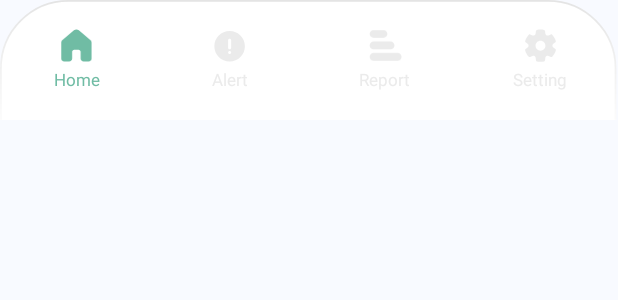
After one commit to sc-team-6/PaceMate-FE, an Android app: the layout custom_bottom_navigation.xml on its own in the app's theme, with its tools: preview values and no code run, on a phone screen of 412 x 824 dp. The commit adds this screen. Shown: the top 300 px of the screen. Run offline under Robolectric (Android 15) with nearby library versions, the phone set to English and light mode, and no system bars.

Commit message:
Feat: 하단 네비게이션

```diff
--- a/app/src/main/res/drawable/ic_warning.xml
+++ b/app/src/main/res/drawable/ic_warning.xml
@@ -1,10 +1,9 @@
-<?xml version="1.0" encoding="utf-8"?>
 <vector xmlns:android="http://schemas.android.com/apk/res/android"
-    android:width="24dp"
-    android:height="24dp"
-    android:viewportWidth="24"
-    android:viewportHeight="24">
-    <path
-        android:fillColor="#FFCC00"
-        android:pathData="M12,2C6.48,2 2,6.48 2,12s4.48,10 10,10 10,-4.48 10,-10S17.52,2 12,2zM13,17h-2v-2h2v2zM13,13h-2L11,7h2v6z" />
+    android:width="15dp"
+    android:height="15dp"
+    android:viewportWidth="15"
+    android:viewportHeight="15">
+  <path
+      android:pathData="M7.103,0.916C10.94,0.916 14.05,4.027 14.05,7.862C14.05,11.698 10.94,14.809 7.103,14.809C3.267,14.809 0.157,11.698 0.157,7.862C0.157,4.027 3.267,0.916 7.103,0.916ZM7.105,9.949C6.721,9.949 6.411,10.259 6.411,10.642C6.411,11.026 6.721,11.336 7.105,11.336C7.488,11.336 7.798,11.026 7.798,10.642C7.798,10.259 7.488,9.949 7.105,9.949ZM7.103,4.389C6.747,4.389 6.453,4.658 6.413,5.003L6.409,5.084L6.41,8.558L6.415,8.639C6.455,8.984 6.749,9.252 7.105,9.252C7.461,9.252 7.755,8.984 7.795,8.638L7.799,8.557L7.798,5.084L7.793,5.003C7.753,4.657 7.459,4.389 7.103,4.389Z"
+      android:fillColor="#FF3FBCA7"/>
 </vector>
--- /dev/null
+++ b/app/src/main/res/drawable/navigation_background.xml
@@ -0,0 +1,23 @@
+<vector xmlns:android="http://schemas.android.com/apk/res/android"
+    xmlns:aapt="http://schemas.android.com/aapt"
+    android:width="258dp"
+    android:height="240dp"
+    android:viewportWidth="258"
+    android:viewportHeight="240">
+  <path
+      android:pathData="M28.61,0.37L229.15,0.37A28.25,28.25 0,0 1,257.4 28.61L257.4,210.56A28.25,28.25 0,0 1,229.15 238.8L28.61,238.8A28.25,28.25 0,0 1,0.37 210.56L0.37,28.61A28.25,28.25 0,0 1,28.61 0.37z"
+      android:strokeWidth="0.733643"
+      android:fillColor="#ffffff">
+    <aapt:attr name="android:strokeColor">
+      <gradient
+          android:startX="128.88"
+          android:startY="0"
+          android:endX="128.88"
+          android:endY="239.17"
+          android:type="linear">
+        <item android:offset="0" android:color="#FFE4E4E4"/>
+        <item android:offset="0.24" android:color="#FFFFFFFF"/>
+      </gradient>
+    </aapt:attr>
+  </path>
+</vector>
--- /dev/null
+++ b/app/src/main/res/layout/custom_bottom_navigation.xml
@@ -0,0 +1,149 @@
+<?xml version="1.0" encoding="utf-8"?>
+<FrameLayout
+    xmlns:android="http://schemas.android.com/apk/res/android"
+    xmlns:app="http://schemas.android.com/apk/res-auto"
+    android:layout_width="match_parent"
+    android:layout_height="80dp"
+    android:clipChildren="true"
+    android:clipToPadding="true">
+
+    <!-- 벡터 이미지: 원본 크기 유지, 위쪽만 표시 -->
+    <LinearLayout
+        android:layout_width="match_parent"
+        android:layout_height="1000dp"
+    android:orientation="vertical"
+    android:clipChildren="true">
+
+        <ImageView
+            android:id="@+id/navigation_background"
+            android:layout_width="match_parent"
+            android:layout_height="wrap_content"
+            android:adjustViewBounds="true"
+            android:scaleType="fitStart"
+            android:src="@drawable/navigation_background" />
+    </LinearLayout>
+    <!-- 네비게이션 바 -->
+    <LinearLayout
+        android:layout_width="match_parent"
+        android:layout_height="match_parent"
+        android:orientation="horizontal"
+        android:gravity="center_vertical"
+        android:layout_gravity="top">
+
+        <!-- Home -->
+        <LinearLayout
+            android:id="@+id/nav_home"
+            android:layout_width="0dp"
+            android:layout_height="wrap_content"
+            android:layout_weight="1"
+            android:gravity="center"
+            android:orientation="vertical"
+            android:clickable="true"
+            android:focusable="true"
+            android:background="?attr/selectableItemBackground">
+
+            <ImageView
+                android:id="@+id/icon_home"
+                android:layout_width="22dp"
+                android:layout_height="22dp"
+                android:src="@drawable/ic_home"
+                app:tint="#70BCA4" />
+
+            <TextView
+                android:id="@+id/text_home"
+                android:layout_width="wrap_content"
+                android:layout_height="wrap_content"
+                android:layout_marginTop="4dp"
+                android:text="Home"
+                android:textSize="11sp"
+                android:textColor="#70BCA4" />
+        </LinearLayout>
+
+        <!-- Alert -->
+        <LinearLayout
+            android:id="@+id/nav_alert"
+            android:layout_width="0dp"
+            android:layout_height="wrap_content"
+            android:layout_weight="1"
+            android:gravity="center"
+            android:orientation="vertical"
+            android:clickable="true"
+            android:focusable="true"
+            android:background="?attr/selectableItemBackground">
+
+            <ImageView
+                android:id="@+id/icon_alert"
+                android:layout_width="22dp"
+                android:layout_height="22dp"
+                android:src="@drawable/ic_warning"
+                app:tint="#EBEBEB" />
+
+            <TextView
+                android:id="@+id/text_alert"
+                android:layout_width="wrap_content"
+                android:layout_height="wrap_content"
+                android:layout_marginTop="4dp"
+                android:text="Alert"
+                android:textSize="11sp"
+                android:textColor="#EBEBEB" />
+        </LinearLayout>
+
+        <!-- Report -->
+        <LinearLayout
+            android:id="@+id/nav_report"
+            android:layout_width="0dp"
+            android:layout_height="wrap_content"
+            android:layout_weight="1"
+            android:gravity="center"
+            android:orientation="vertical"
+            android:clickable="true"
+            android:focusable="true"
+            android:background="?attr/selectableItemBackground">
+
+            <ImageView
+                android:id="@+id/icon_report"
+                android:layout_width="22dp"
+                android:layout_height="22dp"
+                android:src="@drawable/ic_report"
+                app:tint="#EBEBEB" />
+
+            <TextView
+                android:id="@+id/text_report"
+                android:layout_width="wrap_content"
+                android:layout_height="wrap_content"
+                android:layout_marginTop="4dp"
+                android:text="Report"
+                android:textSize="11sp"
+                android:textColor="#EBEBEB" />
+        </LinearLayout>
+
+        <!-- Settings -->
+        <LinearLayout
+            android:id="@+id/nav_settings"
+            android:layout_width="0dp"
+            android:layout_height="wrap_content"
+            android:layout_weight="1"
+            android:gravity="center"
+            android:orientation="vertical"
+            android:clickable="true"
+            android:focusable="true"
+            android:background="?attr/selectableItemBackground">
+
+            <ImageView
+                android:id="@+id/icon_settings"
+                android:layout_width="22dp"
+                android:layout_height="22dp"
+                android:src="@drawable/ic_settings"
+                app:tint="#EBEBEB" />
+
+            <TextView
+                android:id="@+id/text_settings"
+                android:layout_width="wrap_content"
+                android:layout_height="wrap_content"
+                android:layout_marginTop="4dp"
+                android:text="Setting"
+                android:textSize="11sp"
+                android:textColor="#EBEBEB" />
+        </LinearLayout>
+    </LinearLayout>
+</FrameLayout>
--- a/app/src/main/res/layout/fragment_home.xml
+++ b/app/src/main/res/layout/fragment_home.xml
@@ -5,7 +5,7 @@
     xmlns:tools="http://schemas.android.com/tools"
     android:layout_width="match_parent"
     android:layout_height="match_parent"
-    android:background="@color/white">
+    android:background="#FFFFFF">
 
     <!-- 상단 고정 영역 -->
     <androidx.constraintlayout.widget.ConstraintLayout
@@ -175,7 +175,7 @@
             android:paddingHorizontal="20dp"
             android:paddingVertical="5dp"
             android:layout_marginTop="16dp"
-            android:background="@color/white"
+            android:background="#FFFFFF"
             app:layout_constraintTop_toBottomOf="@id/union_container">
 
             <!-- MIN -->
```
Also changed, not shown: app/src/main/java/com/example/myapplication/MainActivity.kt (+85 -18 lines), app/src/main/res/drawable/bg_rounded_navigation.xml (added, +7 -0 lines), app/src/main/res/drawable/bottom_nav_background.xml (added, +18 -0 lines), app/src/main/res/drawable/bottom_nav_pill_shape.xml (added, +9 -0 lines), app/src/main/res/drawable/bottom_nav_shadow.xml (added, +22 -0 lines), app/src/main/res/drawable/nav_indicator.xml (added, +7 -0 lines), app/src/main/res/drawable/navigation_item_background.xml (added, +14 -0 lines), app/src/main/res/drawable/vertical_divider_gradient.xml (added, +9 -0 lines), app/src/main/res/layout/activity_main.xml (+11 -11 lines).
